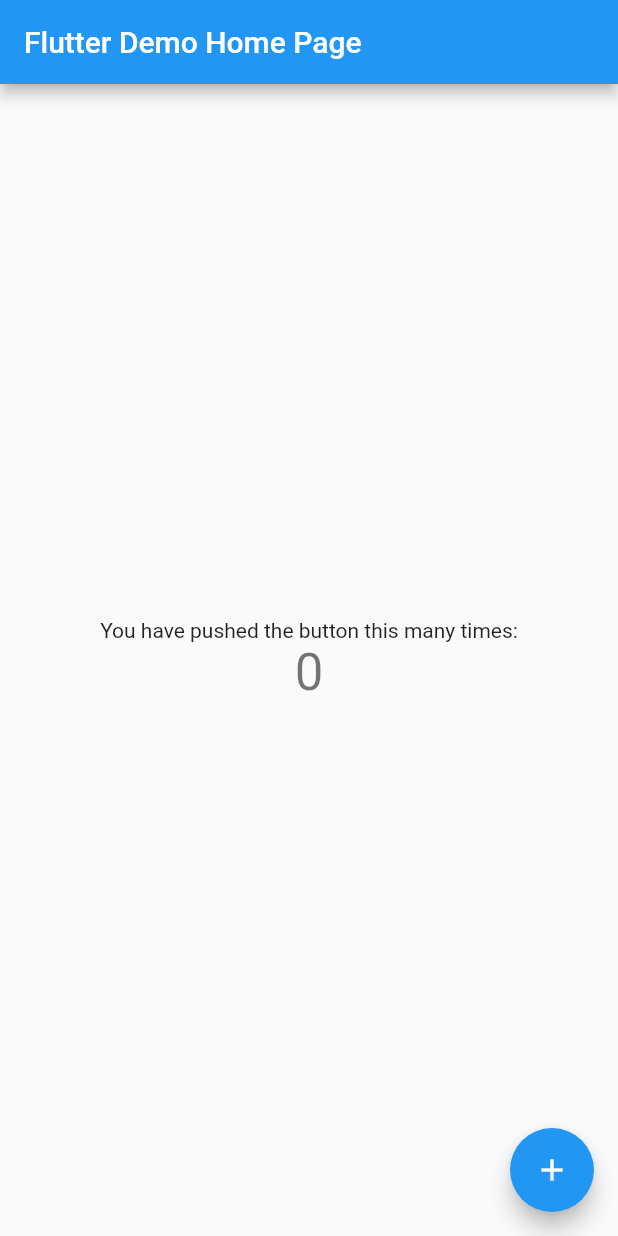
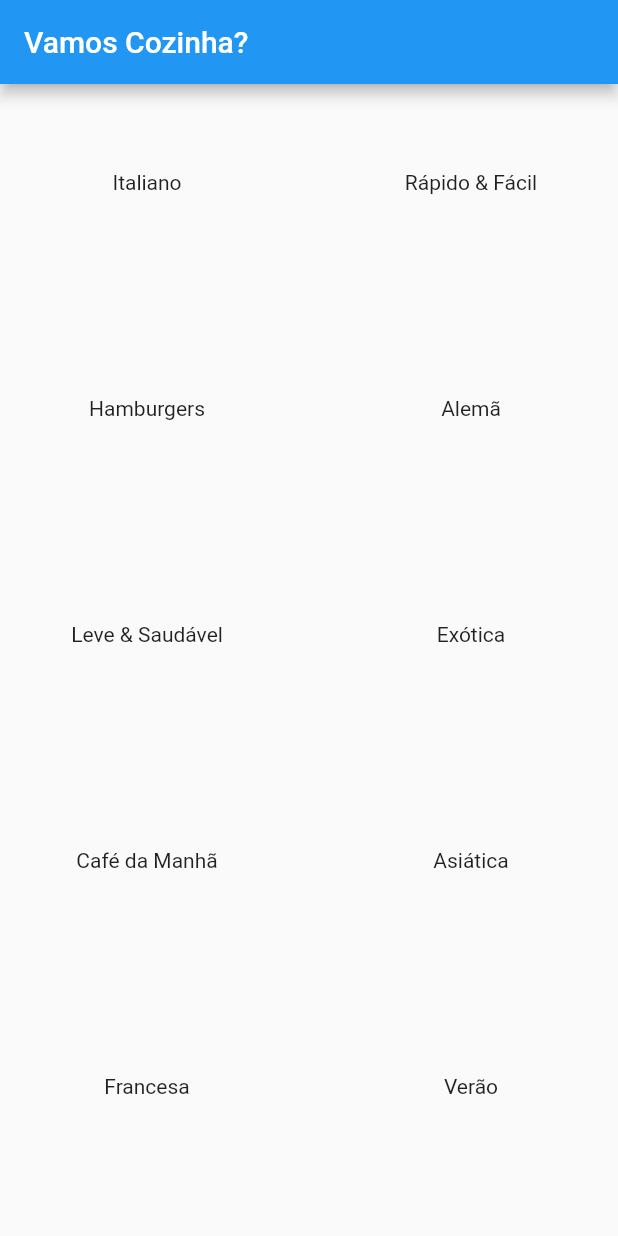
Before and after one commit to fabricio-silva-89/meals, a Flutter app: the screen it shows after launch, on a phone screen of 412 x 824 dp. Run offline on Flutter 3.47's test engine with Material 2 defaults, Android fonts, the phone set to English and light mode, and no system bars.

Commit message:
Aula 29/11/2021

```diff
--- /dev/null
+++ b/lib/components/category_item.dart
@@ -0,0 +1,19 @@
+import 'package:flutter/material.dart';
+
+import 'package:meals/models/category.dart';
+
+class CategoryItem extends StatelessWidget {
+  final Category category;
+
+  const CategoryItem({
+    Key? key,
+    required this.category,
+  }) : super(key: key);
+
+  @override
+  Widget build(BuildContext context) {
+    return Center(
+      child: Text(category.title),
+    );
+  }
+}
--- /dev/null
+++ b/lib/data/dummy_data.dart
@@ -0,0 +1,57 @@
+// ignore_for_file: non_constant_identifier_names
+
+import 'package:flutter/material.dart';
+import 'package:meals/models/category.dart';
+
+final DUMMY_CATEGORIES = [
+  Category(
+    id: 'c1',
+    title: 'Italiano',
+    color: Colors.purple,
+  ),
+  Category(
+    id: 'c2',
+    title: 'Rápido & Fácil',
+    color: Colors.red,
+  ),
+  Category(
+    id: 'c3',
+    title: 'Hamburgers',
+    color: Colors.orange,
+  ),
+  Category(
+    id: 'c4',
+    title: 'Alemã',
+    color: Colors.amber,
+  ),
+  Category(
+    id: 'c5',
+    title: 'Leve & Saudável',
+    color: Colors.amber,
+  ),
+  Category(
+    id: 'c6',
+    title: 'Exótica',
+    color: Colors.green,
+  ),
+  Category(
+    id: 'c7',
+    title: 'Café da Manhã',
+    color: Colors.lightBlue,
+  ),
+  Category(
+    id: 'c8',
+    title: 'Asiática',
+    color: Colors.lightGreen,
+  ),
+  Category(
+    id: 'c9',
+    title: 'Francesa',
+    color: Colors.pink,
+  ),
+  Category(
+    id: 'c10',
+    title: 'Verão',
+    color: Colors.teal,
+  ),
+];
--- a/lib/main.dart
+++ b/lib/main.dart
@@ -1,8 +1,7 @@
 import 'package:flutter/material.dart';
+import 'package:meals/screens/categories_screen.dart';
 
-void main() {
-  runApp(const MyApp());
-}
+void main() => runApp(const MyApp());
 
 class MyApp extends StatelessWidget {
   const MyApp({Key? key}) : super(key: key);
@@ -10,58 +9,11 @@ class MyApp extends StatelessWidget {
   @override
   Widget build(BuildContext context) {
     return MaterialApp(
-      title: 'Flutter Demo',
+      title: 'DeliMeals',
       theme: ThemeData(
         primarySwatch: Colors.blue,
       ),
-      home: const MyHomePage(title: 'Flutter Demo Home Page'),
+      home: const CategoriesScreen(),
     );
   }
 }
-
-class MyHomePage extends StatefulWidget {
-  const MyHomePage({Key? key, required this.title}) : super(key: key);
-
-  final String title;
-
-  @override
-  State<MyHomePage> createState() => _MyHomePageState();
-}
-
-class _MyHomePageState extends State<MyHomePage> {
-  int _counter = 0;
-
-  void _incrementCounter() {
-    setState(() {
-      _counter++;
-    });
-  }
-
-  @override
-  Widget build(BuildContext context) {
-    return Scaffold(
-      appBar: AppBar(
-        title: Text(widget.title),
-      ),
-      body: Center(
-        child: Column(
-          mainAxisAlignment: MainAxisAlignment.center,
-          children: <Widget>[
-            const Text(
-              'You have pushed the button this many times:',
-            ),
-            Text(
-              '$_counter',
-              style: Theme.of(context).textTheme.headline4,
-            ),
-          ],
-        ),
-      ),
-      floatingActionButton: FloatingActionButton(
-        onPressed: _incrementCounter,
-        tooltip: 'Increment',
-        child: const Icon(Icons.add),
-      ),
-    );
-  }
-}
--- /dev/null
+++ b/lib/models/category.dart
@@ -0,0 +1,13 @@
+import 'package:flutter/material.dart';
+
+class Category {
+  final String id;
+  final String title;
+  final Color color;
+
+  Category({
+    required this.id,
+    required this.title,
+    this.color = Colors.orange,
+  });
+}
--- /dev/null
+++ b/lib/screens/categories_screen.dart
@@ -0,0 +1,27 @@
+import 'package:flutter/material.dart';
+import 'package:meals/components/category_item.dart';
+import 'package:meals/data/dummy_data.dart';
+
+class CategoriesScreen extends StatelessWidget {
+  const CategoriesScreen({Key? key}) : super(key: key);
+
+  @override
+  Widget build(BuildContext context) {
+    return Scaffold(
+      appBar: AppBar(
+        title: const Text('Vamos Cozinha?'),
+      ),
+      body: GridView(
+        gridDelegate: const SliverGridDelegateWithMaxCrossAxisExtent(
+          maxCrossAxisExtent: 200,
+          childAspectRatio: 3 / 2,
+          crossAxisSpacing: 20,
+          mainAxisSpacing: 20,
+        ),
+        children: DUMMY_CATEGORIES.map((cat) {
+          return CategoryItem(category: cat);
+        }).toList(),
+      ),
+    );
+  }
+}
```
